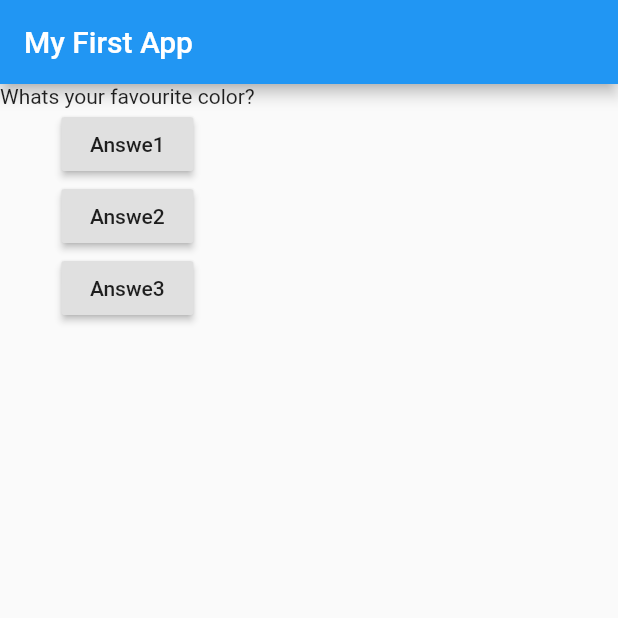
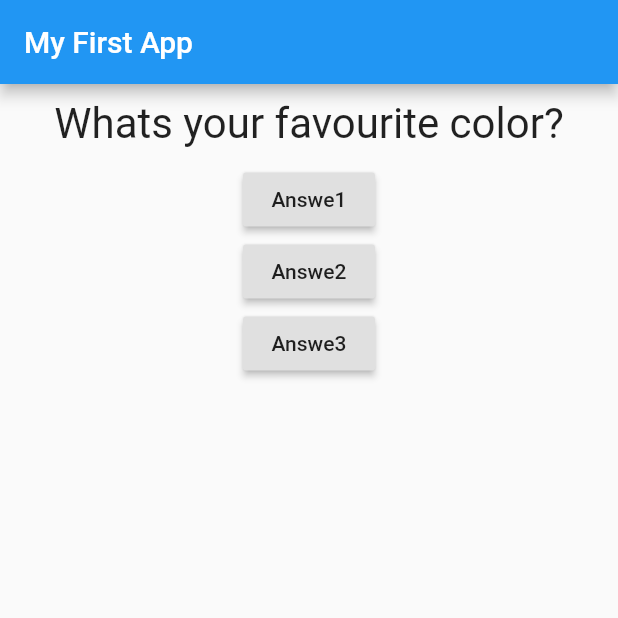
Before and after one commit to Kadweka/mobileapps-flutter, a Flutter app: the screen it shows after launch, on a phone screen of 412 x 824 dp, the top half of it. Run offline on Flutter 3.47's test engine with Material 2 defaults, Android fonts, the phone set to English and light mode, and no system bars.

Commit message:
introduction to styling in flutter

```diff
--- a/lib/question.dart
+++ b/lib/question.dart
@@ -7,6 +7,13 @@
 
   @override
   Widget build(BuildContext context) {
-    return Text(questionText);
+    return Container(
+        width: double.infinity,
+        margin: EdgeInsets.all(10),
+        child: Text(
+          questionText,
+          style: TextStyle(fontSize: 28),
+          textAlign: TextAlign.center,
+        ));
   }
 }
```
